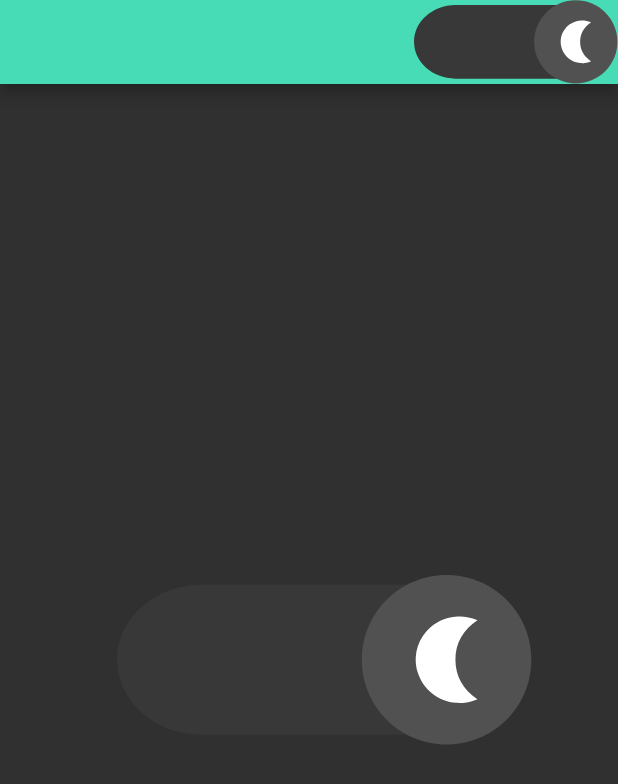
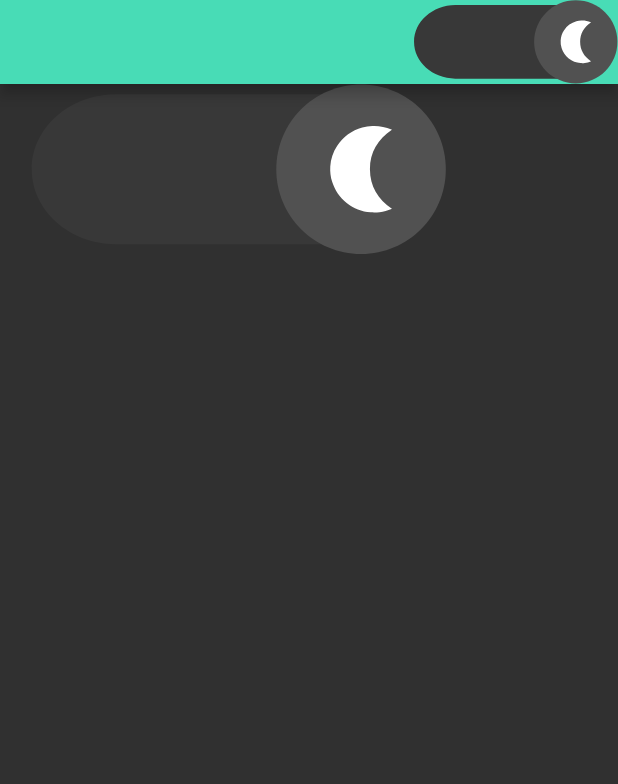
Before and after one commit to gurkay/bloc_pattern_2, a Flutter app: the screen it shows after launch, on a phone screen of 412 x 824 dp. Shown: the top 784 px of the screen. Run offline on Flutter 3.47's test engine with Material 2 defaults, Android fonts, the phone set to English and light mode, and no system bars; drawn by our look-alikes of lottie; our stand-ins replace dio, equatable, flutter_bloc, flutter_spinkit, formz, hydrated_bloc and 1 more; accounts and stored records are empty.

Commit message:
added new codes

```diff
--- a/lib/bacik/303/lottie_learn.dart
+++ b/lib/bacik/303/lottie_learn.dart
@@ -18,14 +18,6 @@ class _LottieLearnState extends State<LottieLearn>
   late AnimationController _animationController;
   bool _isDarkTheme = true;
 
-  _lightTheme(context) {
-    BlocProvider.of<ThemeBloc>(context).add(LightThemeEvent());
-  }
-
-  _darkTheme(context) {
-    BlocProvider.of<ThemeBloc>(context).add(DarkThemeEvent());
-  }
-
   @override
   void initState() {
     super.initState();
@@ -35,25 +27,28 @@ class _LottieLearnState extends State<LottieLearn>
 
   @override
   Widget build(BuildContext context) {
-    return Scaffold(
-      appBar: AppBar(
-        actions: [
-          _inWellThemeButton(context),
-        ],
-      ),
-      body: Center(
-        child: _inWellThemeButton(context),
-      ),
+    return BlocBuilder<ThemeBloc, ThemeState>(
+      builder: (context, state) {
+        return Scaffold(
+          appBar: AppBar(
+            actions: [
+              _inWellThemeButton(context, state),
+            ],
+          ),
+          body: _inWellThemeButton(context, state),
+        );
+      },
     );
   }
 
-  InkWell _inWellThemeButton(BuildContext context) {
-    IThemeManager iThemeManager = ThemeManager();
+  InkWell _inWellThemeButton(BuildContext context, ThemeState state) {
+    IThemeManager themeManager = ThemeManager();
+
     return InkWell(
       onTap: () {
-        _isDarkTheme
-            ? iThemeManager.lightTheme(context)
-            : iThemeManager.darkTheme(context);
+        state.isDarkTheme
+            ? themeManager.lightTheme(context)
+            : themeManager.darkTheme(context);
         _isDarkTheme = !_isDarkTheme;
         _animationController.animateTo(_isDarkTheme ? 1.00 : 0.50);
       },
--- a/lib/bacik/product/theme_bloc/bloc/theme_bloc.dart
+++ b/lib/bacik/product/theme_bloc/bloc/theme_bloc.dart
@@ -90,11 +90,12 @@ class ThemeBloc extends Bloc<ThemeEvent, ThemeState> {
           ThemeState(
             'initial',
             DarkThemeEvent().themeData,
+            true,
           ),
         ) {
-    on<DarkThemeEvent>(
-        (event, emit) => emit(ThemeState(event.getName(), event.getTheme())));
-    on<LightThemeEvent>(
-        (event, emit) => emit(ThemeState(event.getName(), event.getTheme())));
+    on<DarkThemeEvent>((event, emit) =>
+        emit(ThemeState(event.getName(), event.getTheme(), true)));
+    on<LightThemeEvent>((event, emit) =>
+        emit(ThemeState(event.getName(), event.getTheme(), false)));
   }
 }
--- a/lib/bacik/product/theme_bloc/bloc/theme_state.dart
+++ b/lib/bacik/product/theme_bloc/bloc/theme_state.dart
@@ -3,6 +3,7 @@ part of 'theme_bloc.dart';
 class ThemeState {
   String name;
   ThemeData changeTheme;
+  bool isDarkTheme = true;
 
-  ThemeState(this.name, this.changeTheme);
+  ThemeState(this.name, this.changeTheme, this.isDarkTheme);
 }
```
